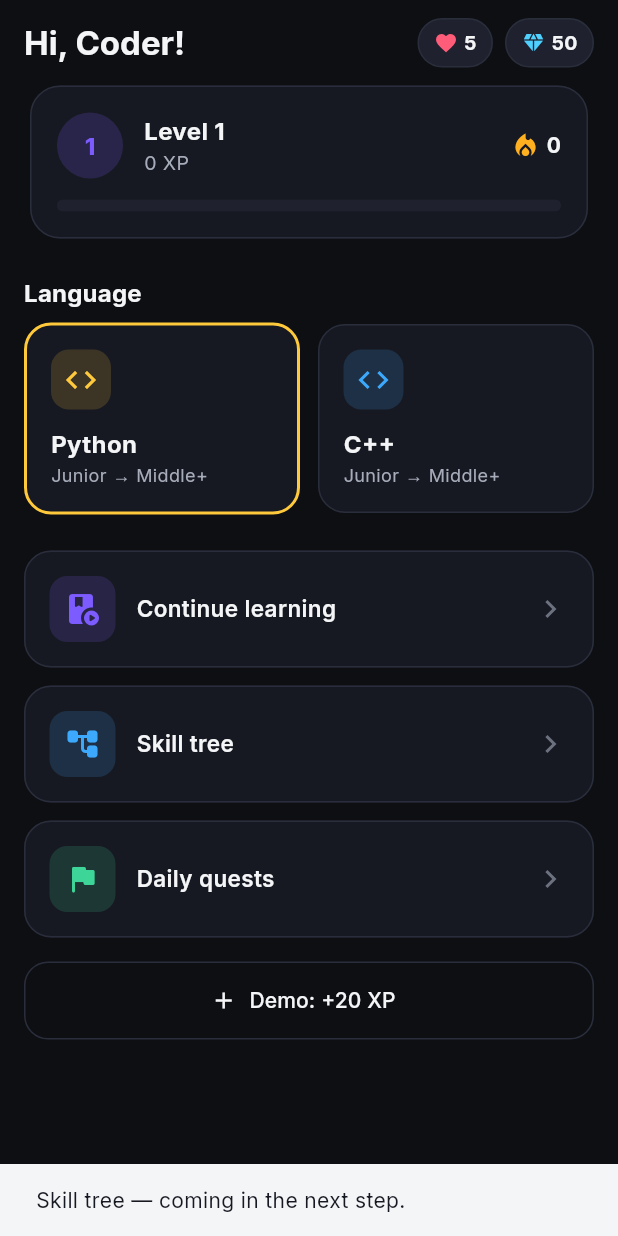
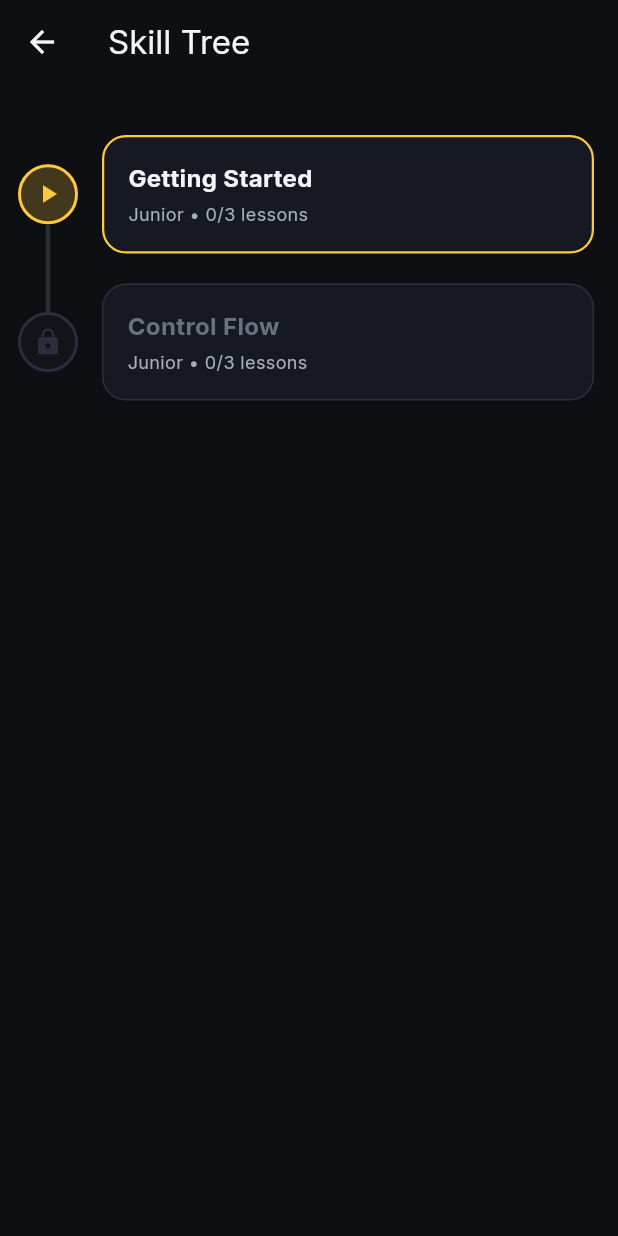
Before and after one commit to vegas109/f2, a Flutter app: the HomeScreen screen opened directly, after a tap on "Skill tree", on a phone screen of 412 x 824 dp. Run offline on Flutter 3.47's test engine with Material 3 defaults, Android fonts, the phone set to English and light mode, and no system bars; our stand-ins replace equatable, flutter_animate, flutter_riverpod, go_router, google_fonts, shared_preferences; accounts and stored records are empty; generated files the repository leaves out were written again.

Commit message:
Add skill tree with gated module progression
- Vertical skill-path UI; modules unlock when the previous is completed
- Reusable LessonTile; per-module lesson screen
- Dashboard skill tree entry point wired up

Co-Authored-By: Claude Opus 4.8 <noreply@anthropic.com>
Claude-Session: https://claude.ai/code/session_01GuJ4ZuTAV4qU8pJ6z8Bgxp

```diff
--- a/lib/features/home/presentation/home_screen.dart
+++ b/lib/features/home/presentation/home_screen.dart
@@ -8,6 +8,7 @@ import '../../../l10n/generated/app_localizations.dart';
 import '../../auth/application/auth_controller.dart';
 import '../../curriculum/presentation/track_screen.dart';
 import '../../player/application/player_controller.dart';
+import '../../skilltree/presentation/skill_tree_screen.dart';
 
 /// The "Learn" dashboard: greeting, currencies, track picker and entry
 /// points to the main gameplay surfaces (lessons, skill tree, quests).
@@ -126,7 +127,12 @@ class HomeScreen extends ConsumerWidget {
                       icon: Icons.account_tree_rounded,
                       title: l10n.skillTree,
                       color: AppColors.cpp,
-                      onTap: () => _comingSoon(context, l10n.skillTree),
+                      onTap: () => Navigator.of(context).push(
+                        MaterialPageRoute(
+                          builder: (_) =>
+                              SkillTreeScreen(trackId: player.selectedTrack),
+                        ),
+                      ),
                     ),
                     const SizedBox(height: 12),
                     _ActionTile(
--- /dev/null
+++ b/lib/features/skilltree/presentation/skill_tree_screen.dart
@@ -0,0 +1,195 @@
+import 'package:flutter/material.dart';
+import 'package:flutter_riverpod/flutter_riverpod.dart';
+
+import '../../../core/theme/app_colors.dart';
+import '../../curriculum/application/curriculum_providers.dart';
+import '../../curriculum/domain/track.dart';
+import '../../curriculum/presentation/module_screen.dart';
+import '../../player/application/player_controller.dart';
+
+enum _NodeStatus { locked, unlocked, completed }
+
+/// A vertical "skill path" of modules. A module unlocks when the previous one
+/// is fully completed; progression is gated but the layout supports branching
+/// modules (same-index siblings) as the curriculum grows.
+class SkillTreeScreen extends ConsumerWidget {
+  const SkillTreeScreen({super.key, required this.trackId});
+
+  final String trackId;
+
+  @override
+  Widget build(BuildContext context, WidgetRef ref) {
+    final trackAsync = ref.watch(trackProvider(trackId));
+    final completed = ref.watch(
+        playerControllerProvider.select((p) => p.completedLessonIds));
+    final accent = AppColors.track(trackId);
+
+    return Scaffold(
+      appBar: AppBar(title: const Text('Skill Tree')),
+      body: trackAsync.when(
+        loading: () => const Center(child: CircularProgressIndicator()),
+        error: (e, _) => Center(child: Text('Failed to load: $e')),
+        data: (track) {
+          final modules = track.modules;
+          return ListView.builder(
+            padding: const EdgeInsets.symmetric(vertical: 24),
+            itemCount: modules.length,
+            itemBuilder: (context, i) {
+              final module = modules[i];
+              final status = _statusFor(modules, i, completed);
+              final done =
+                  module.lessons.where((l) => completed.contains(l.id)).length;
+              return _ModuleNode(
+                module: module,
+                accent: accent,
+                status: status,
+                completedCount: done,
+                isFirst: i == 0,
+                isLast: i == modules.length - 1,
+                onTap: status == _NodeStatus.locked
+                    ? null
+                    : () => Navigator.of(context).push(
+                          MaterialPageRoute(
+                            builder: (_) => ModuleScreen(
+                                trackId: trackId, module: module),
+                          ),
+                        ),
+              );
+            },
+          );
+        },
+      ),
+    );
+  }
+
+  _NodeStatus _statusFor(
+      List<Module> modules, int index, Set<String> completed) {
+    bool moduleDone(Module m) =>
+        m.lessons.isNotEmpty &&
+        m.lessons.every((l) => completed.contains(l.id));
+
+    if (moduleDone(modules[index])) return _NodeStatus.completed;
+    if (index == 0) return _NodeStatus.unlocked;
+    return moduleDone(modules[index - 1])
+        ? _NodeStatus.unlocked
+        : _NodeStatus.locked;
+  }
+}
+
+class _ModuleNode extends StatelessWidget {
+  const _ModuleNode({
+    required this.module,
+    required this.accent,
+    required this.status,
+    required this.completedCount,
+    required this.isFirst,
+    required this.isLast,
+    required this.onTap,
+  });
+
+  final Module module;
+  final Color accent;
+  final _NodeStatus status;
+  final int completedCount;
+  final bool isFirst;
+  final bool isLast;
+  final VoidCallback? onTap;
+
+  @override
+  Widget build(BuildContext context) {
+    final locked = status == _NodeStatus.locked;
+    final completed = status == _NodeStatus.completed;
+    final nodeColor = locked
+        ? AppColors.outline
+        : (completed ? AppColors.success : accent);
+
+    return IntrinsicHeight(
+      child: Row(
+        crossAxisAlignment: CrossAxisAlignment.stretch,
+        children: [
+          // Rail with connector line + node dot.
+          SizedBox(
+            width: 64,
+            child: Column(
+              children: [
+                Expanded(
+                  child: Container(
+                    width: 3,
+                    color: isFirst
+                        ? Colors.transparent
+                        : AppColors.outline,
+                  ),
+                ),
+                Container(
+                  width: 40,
+                  height: 40,
+                  decoration: BoxDecoration(
+                    color: nodeColor.withOpacity(locked ? 0.15 : 0.22),
+                    shape: BoxShape.circle,
+                    border: Border.all(color: nodeColor, width: 2),
+                  ),
+                  child: Icon(
+                    locked
+                        ? Icons.lock
+                        : (completed ? Icons.check : Icons.play_arrow),
+                    size: 20,
+                    color: nodeColor,
+                  ),
+                ),
+                Expanded(
+                  child: Container(
+                    width: 3,
+                    color: isLast ? Colors.transparent : AppColors.outline,
+                  ),
+                ),
+              ],
+            ),
+          ),
+          // Card.
+          Expanded(
+            child: Padding(
+              padding: const EdgeInsets.fromLTRB(4, 10, 16, 10),
+              child: Material(
+                color: AppColors.surface,
+                borderRadius: BorderRadius.circular(16),
+                child: InkWell(
+                  borderRadius: BorderRadius.circular(16),
+                  onTap: onTap,
+                  child: Container(
+                    padding: const EdgeInsets.all(16),
+                    decoration: BoxDecoration(
+                      borderRadius: BorderRadius.circular(16),
+                      border: Border.all(
+                        color: locked ? AppColors.outline : nodeColor,
+                        width: locked ? 1 : 1.5,
+                      ),
+                    ),
+                    child: Column(
+                      crossAxisAlignment: CrossAxisAlignment.start,
+                      children: [
+                        Text(module.title,
+                            style: TextStyle(
+                              fontWeight: FontWeight.w700,
+                              fontSize: 16,
+                              color: locked
+                                  ? AppColors.textMuted
+                                  : AppColors.textPrimary,
+                            )),
+                        const SizedBox(height: 4),
+                        Text(
+                          '${module.level} • $completedCount/${module.lessons.length} lessons',
+                          style: const TextStyle(
+                              color: AppColors.textSecondary, fontSize: 12),
+                        ),
+                      ],
+                    ),
+                  ),
+                ),
+              ),
+            ),
+          ),
+        ],
+      ),
+    );
+  }
+}
```
Also changed, not shown: lib/features/curriculum/presentation/module_screen.dart (added, +32 -0 lines), lib/features/curriculum/presentation/track_screen.dart (+8 -97 lines), lib/features/curriculum/presentation/widgets/lesson_tile.dart (added, +68 -0 lines).
